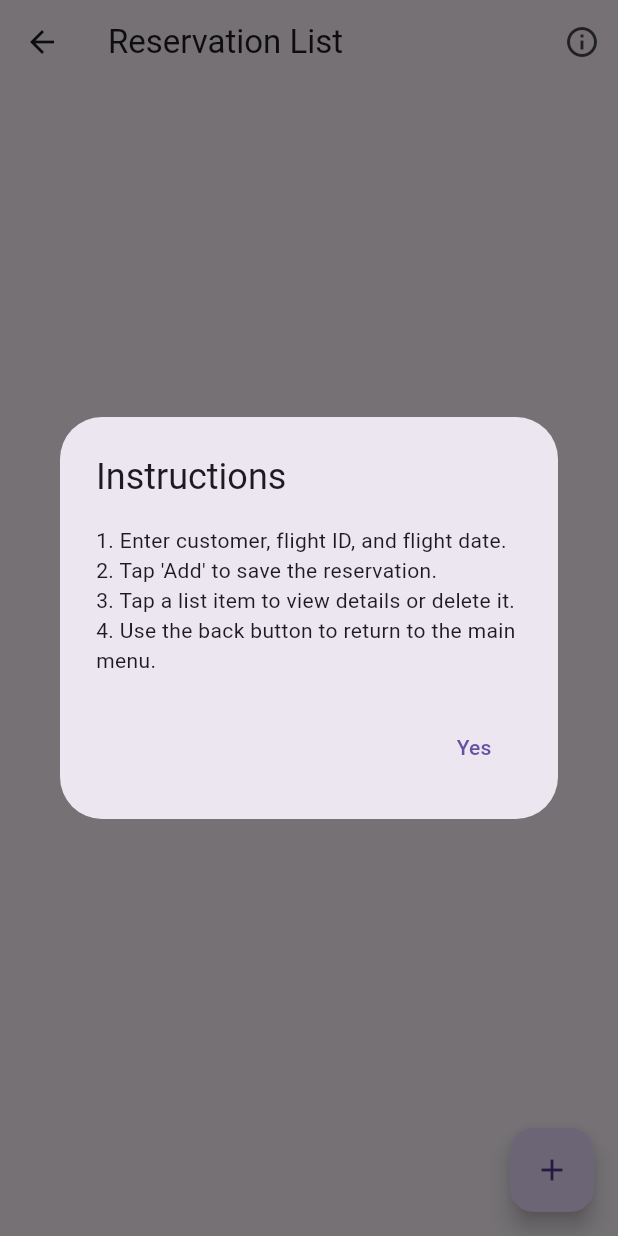
After one commit to Xiaoli-git2025/cst2335_groupproject, a Flutter app: the FlightsPage screen opened directly, after a tap on the "info outline" icon, on a phone screen of 412 x 824 dp. The commit adds this screen. Run offline on Flutter 3.47's test engine with Material 3 defaults, Android fonts, the phone set to English and light mode, and no system bars; our stand-ins replace floor, flutter_secure_storage, sqflite; missing offline and left inert: encrypted_shared_preferences; accounts and stored records are empty; generated files the repository leaves out were written again.

Commit message:
Added Turkish Language, added flight list page, addition to datahbase

```diff
--- /dev/null
+++ b/lib/FlightList/flight_dao.dart
@@ -0,0 +1,20 @@
+import 'package:floor/floor.dart';
+import 'flights.dart';
+
+@dao
+abstract class FlightDao {
+  @Query('SELECT * FROM Flight')
+  Future<List<Flight>> findAllFlights();
+
+  @Query('SELECT * FROM Flight WHERE id = :id')
+  Stream<Flight?> findFlightById(int id);
+
+  @insert
+  Future<int> insertFlight(Flight flight);
+
+  @update
+  Future<int> updateFlight(Flight flight);
+
+  @delete
+  Future<int> deleteFlight(Flight flight);
+}
--- /dev/null
+++ b/lib/FlightList/flight_page.dart
@@ -0,0 +1,207 @@
+import 'package:flutter/material.dart';
+import 'package:flutter_gen/gen_l10n/app_localizations.dart';
+import '../database.dart';
+import 'flights.dart';
+import 'flight_dao.dart';
+
+class FlightsPage extends StatefulWidget {
+  final AppDatabase database;
+
+  const FlightsPage({Key? key, required this.database}) : super(key: key);
+
+  @override
+  _FlightsPageState createState() => _FlightsPageState();
+}
+
+class _FlightsPageState extends State<FlightsPage> {
+  late FlightDao _flightDao;
+  late Future<List<Flight>> _flightsFuture;
+
+  void _confirmDeleteFlight(Flight flight) {
+    print('Long pressed on flight: ${flight.departureCity} -> ${flight.destinationCity}');  // Debug print
+
+    final loc = AppLocalizations.of(context)!;
+    showDialog(
+      context: context,
+      builder: (context) => AlertDialog(
+        title: Text(loc.title_sales),
+        content: Text(loc.msg_sales_confirm_delete ?? 'Are you sure you want to delete this flight?'),
+        actions: [
+          TextButton(
+            onPressed: () => Navigator.pop(context),
+            child: Text(loc.no),
+          ),
+          ElevatedButton(
+            onPressed: () async {
+              await _flightDao.deleteFlight(flight);
+              Navigator.pop(context);
+              _loadFlights();  // _loadFlights already calls setState now
+
+              ScaffoldMessenger.of(context).showSnackBar(
+                SnackBar(content: Text(loc.flight_deleted)),
+              );
+            },
+            child: Text(loc.yes),
+          ),
+        ],
+      ),
+    );
+  }
+
+  @override
+  void initState() {
+    super.initState();
+    _flightDao = widget.database.flightDao;
+    _loadFlights();
+  }
+
+  void _loadFlights() {
+    setState(() {
+      _flightsFuture = _flightDao.findAllFlights();
+    });
+  }
+
+  void _showAddFlightDialog() {
+    final loc = AppLocalizations.of(context)!;
+    final departureController = TextEditingController();
+    final destinationController = TextEditingController();
+    final departureTimeController = TextEditingController();
+    final arrivalTimeController = TextEditingController();
+
+    showDialog(
+      context: context,
+      builder: (context) {
+        return AlertDialog(
+          title: Text(loc.title_sales),
+          content: SingleChildScrollView(
+            child: Column(
+              children: [
+                TextField(
+                  controller: departureController,
+                  decoration: InputDecoration(labelText: loc.lbl_sales_depart_city),
+                ),
+                TextField(
+                  controller: destinationController,
+                  decoration: InputDecoration(labelText: loc.lbl_sales_destination_city),
+                ),
+                TextField(
+                  controller: departureTimeController,
+                  decoration: InputDecoration(labelText: loc.lbl_sales_depart_time),
+                ),
+                TextField(
+                  controller: arrivalTimeController,
+                  decoration: InputDecoration(labelText: loc.lbl_sales_arrive_time),
+                ),
+              ],
+            ),
+          ),
+          actions: [
+            TextButton(
+              onPressed: () => Navigator.pop(context),
+              child: Text(loc.no),
+            ),
+            ElevatedButton(
+              onPressed: () async {
+                if (departureController.text.isEmpty ||
+                    destinationController.text.isEmpty ||
+                    departureTimeController.text.isEmpty ||
+                    arrivalTimeController.text.isEmpty) {
+                  ScaffoldMessenger.of(context).showSnackBar(
+                    SnackBar(content: Text(loc.msg_sales_no_item)),
+                  );
+                  return;
+                }
+
+                final flight = Flight(
+                  departureCity: departureController.text,
+                  destinationCity: destinationController.text,
+                  departureTime: departureTimeController.text,
+                  arrivalTime: arrivalTimeController.text,
+                );
+
+                await _flightDao.insertFlight(flight);
+                Navigator.pop(context);
+
+                _loadFlights();
+
+                ScaffoldMessenger.of(context).showSnackBar(
+                  SnackBar(content: Text('${loc.title_sales} ${loc.msg_sales_add}')),
+                );
+              },
+              child: Text(loc.msg_sales_add),
+            ),
+          ],
+        );
+      },
+    );
+  }
+
+  Widget _buildFlightList(List<Flight> flights) {
+    final loc = AppLocalizations.of(context)!;
+    if (flights.isEmpty) {
+      return Center(child: Text(loc.msg_sales_no_item));
+    }
+    return ListView.builder(
+      itemCount: flights.length,
+      itemBuilder: (context, index) {
+        final flight = flights[index];
+        return GestureDetector(
+          onLongPress: () => _confirmDeleteFlight(flight),
+          child: ListTile(
+            title: Text('${flight.departureCity} → ${flight.destinationCity}'),
+            subtitle: Text(
+                '${loc.lbl_sales_depart_time}: ${flight.departureTime}, ${loc.lbl_sales_arrive_time}: ${flight.arrivalTime}'),
+            onTap: () {
+              // TODO: show flight details or edit page
+            },
+          ),
+        );
+      },
+    );
+  }
+
+  @override
+  Widget build(BuildContext context) {
+    final loc = AppLocalizations.of(context)!;
+    return Scaffold(
+      appBar: AppBar(
+        title: Text(loc.title_sales),
+        actions: [
+          IconButton(
+            icon: Icon(Icons.info_outline),
+            onPressed: () {
+              showDialog(
+                context: context,
+                builder: (_) => AlertDialog(
+                  title: Text(loc.menu_help),
+                  content: Text(loc.msg_sales_help_description),
+                  actions: [
+                    TextButton(
+                        onPressed: () => Navigator.pop(context),
+                        child: Text(loc.yes)),
+                  ],
+                ),
+              );
+            },
+          ),
+        ],
+      ),
+      body: FutureBuilder<List<Flight>>(
+        future: _flightsFuture,
+        builder: (context, snapshot) {
+          if (snapshot.connectionState == ConnectionState.waiting) {
+            return Center(child: CircularProgressIndicator());
+          }
+          if (snapshot.hasError) {
+            return Center(child: Text(loc.msg_sales_no_item));
+          }
+          return _buildFlightList(snapshot.data ?? []);
+        },
+      ),
+      floatingActionButton: FloatingActionButton(
+        onPressed: _showAddFlightDialog,
+        child: Icon(Icons.add),
+      ),
+    );
+  }
+}
--- /dev/null
+++ b/lib/FlightList/flights.dart
@@ -0,0 +1,36 @@
+import 'package:floor/floor.dart';
+
+@entity
+class Flight {
+  @primaryKey
+  final int? id; // auto-generated or assigned id
+
+  final String departureCity;
+  final String destinationCity;
+  final String departureTime; // store as String or better DateTime serialized
+  final String arrivalTime;
+
+  Flight({
+    this.id,
+    required this.departureCity,
+    required this.destinationCity,
+    required this.departureTime,
+    required this.arrivalTime,
+  });
+
+  Flight copyWith({
+    int? id,
+    String? departureCity,
+    String? destinationCity,
+    String? departureTime,
+    String? arrivalTime,
+  }) {
+    return Flight(
+      id: id ?? this.id,
+      departureCity: departureCity ?? this.departureCity,
+      destinationCity: destinationCity ?? this.destinationCity,
+      departureTime: departureTime ?? this.departureTime,
+      arrivalTime: arrivalTime ?? this.arrivalTime,
+    );
+  }
+}
--- a/lib/database.dart
+++ b/lib/database.dart
@@ -5,6 +5,8 @@ import 'AirplaneList/airplane_item.dart';
 import 'AirplaneList/airplane_items_dao.dart';
 import 'SalesList/sales_items_dao.dart';
 import 'SalesList/sales_item.dart';
+import 'FlightList/flight_dao.dart';
+import 'FlightList/flights.dart';
 import 'CustomerList/customer_item.dart';
 import 'CustomerList/customer_items_dao.dart';
 part 'database.g.dart'; // the generated code will be there
@@ -31,5 +33,7 @@ abstract class AppDatabase extends FloorDatabase {
   CustomerItemsDao get customerItemsDao;
   /// Gets the DAO for accessing airplane item records.
   AirplaneItemsDao get airplaneItemsDao;
+  FlightDao get flightDao;
+
 // Add more DAOs as needed
 }
--- a/lib/l10n/app_en.arb
+++ b/lib/l10n/app_en.arb
@@ -8,7 +8,27 @@
     "yes": "Yes",
     "no": "No",
     "menu_help": "Instructions",
-
+    "flightsListTitle": "Flights List",
+    "addFlightTitle": "Add New Flight",
+    "departureCity": "Departure City",
+    "destinationCity": "Destination City",
+    "departureTime": "Departure Time",
+    "arrivalTime": "Arrival Time",
+    "cancel": "Cancel",
+    "add": "Add",
+    "fillAllFields": "Please fill all fields",
+    "flightAdded": "Flight added",
+    "noFlights": "No flights found.",
+    "departs": "Departs",
+    "arrives": "Arrives",
+    "instructions": "Instructions",
+    "flight_deleted": "Flight deleted",
+    "flightInstructions": "Use the + button to add flights. Tap a flight to see details or update/delete it.",
+    "ok": "OK",
+    "msg_sales_confirm_delete": "Are you sure you want to delete this flight?",
+    "@msg_sales_confirm_delete": {
+      "description": "Confirmation message before deleting a flight"},
+    "errorLoadingFlights": "Error loading flights",
     "title_sales": "Reservation List",
     "title_sales_items": "Reservation Details",
     "msg_sales_no_item": "There are no items in the list.",
@@ -23,6 +43,7 @@
     "lbl_sales_destination_city": "Destination City",
     "lbl_sales_depart_time": "Depart Time",
     "lbl_sales_arrive_time": "Arrive Time",
+
     "lbl_sales_reservation_name": "Reservation Name",
     "lbl_sales_purchase_date": "Flight Date",
     "lbl_sales_id": "Record ID",
--- /dev/null
+++ b/lib/l10n/app_tr.arb
@@ -0,0 +1,103 @@
+{
+    "@@locale": "tr",
+    "main_title": "Uçuş Rezervasyon Yönetimi",
+    "main_lab_customer_list": "Müşteri Listesi",
+    "main_lab_airplane_list": "Uçak Listesi",
+    "main_lab_flight_list": "Uçuş Listesi",
+    "main_lab_sales_list": "Rezervasyon Listesi",
+    "yes": "Evet",
+    "no": "Hayır",
+    "menu_help": "Talimatlar",
+
+
+    "@@locale": "tr",
+    "flightsListTitle": "Uçuş Listesi",
+    "addFlightTitle": "Yeni Uçuş Ekle",
+    "departureCity": "Kalkış Şehri",
+    "destinationCity": "Varış Şehri",
+    "departureTime": "Kalkış Saati",
+    "arrivalTime": "Varış Saati",
+    "cancel": "İptal",
+    "add": "Ekle",
+    "fillAllFields": "Lütfen tüm alanları doldurun",
+    "flightAdded": "Uçuş eklendi",
+    "noFlights": "Uçuş bulunamadı.",
+    "departs": "Kalkış",
+    "arrives": "Varış",
+    "instructions": "Talimatlar",
+    "flightInstructions": "+ butonunu kullanarak uçuş ekleyin. Bir uçuşa dokunarak detayları görebilir veya güncelleyebilirsiniz.",
+    "ok": "Tamam",
+    "errorLoadingFlights": "Uçuşlar yüklenirken hata oluştu",
+    "msg_sales_deleted": "Uçuş silindi",
+    "@msg_sales_deleted": {
+      "description": "Uçuş silindikten sonra gösterilen mesaj"},
+    "title_sales": "Rezervasyon Listesi",
+    "title_sales_items": "Rezervasyon Detayları",
+    "msg_sales_no_item": "Listede herhangi bir kayıt yok.",
+    "msg_sales_add": "Rezervasyon Ekle",
+    "msg_sales_add_choice": "Önceki kaydın verilerini kopyalamak istiyor musunuz?",
+    "title_sales_delete": "Kaydı Sil",
+    "msg_sales_delete_confirm": "Bu kaydı silmek istediğinize emin misiniz?",
+    "lbl_sales_customer_id": "Müşteri ID",
+    "lbl_sales_customer_name": "Müşteri Adı",
+    "lbl_sales_flight_id": "Uçuş ID",
+    "fligh_deleted": "Uçuş silindi",
+    "lbl_sales_depart_city": "Kalkış Şehri",
+    "lbl_sales_destination_city": "Varış Şehri",
+    "lbl_sales_depart_time": "Kalkış Saati",
+    "lbl_sales_arrive_time": "Varış Saati",
+    "lbl_sales_reservation_name": "Rezervasyon Adı",
+    "lbl_sales_purchase_date": "Uçuş Tarihi",
+    "lbl_sales_id": "Kayıt ID",
+    "lbl_sales_delete": "Sil",
+    "lbl_sales_close": "Kapat",
+    "title_sales_help": "Kullanım Talimatları",
+    "msg_sales_help_description": "1. Müşteri, uçuş ID ve uçuş tarihini girin.\n2. Kaydetmek için 'Ekle' butonuna dokunun.\n3. Detayları görmek veya silmek için bir kayda dokunun.\n4. Ana menüye dönmek için geri butonunu kullanın.",
+
+    "title_airplane": "Uçak Listesi",
+    "airplane_model": "Model",
+    "airplane_max_passengers": "Maksimum Yolcu",
+    "airplane_max_speed": "Maksimum Hız",
+    "airplane_max_mileage": "Maksimum Menzil",
+    "add_airplane": "Uçak Ekle",
+    "airplane_message_no_items": "Daha fazla kayıt yok.",
+    "airplane_message_selected_item": "Bir öğe seçin",
+    "airplane_save_list": "Listeyi Kaydet",
+    "airplane_save_list_message": "Bu listeyi kaydetmek istiyor musunuz?",
+    "airplane_save_list_yes": "Evet",
+    "airplane_save_list_no": "Hayır",
+    "airplane_update": "Uçak Güncelle",
+    "airplane_delete_button": "Sil",
+    "airplane_cancel_button": "İptal",
+    "airplane_update_button": "Güncelle",
+    "airplane_question_title": "Kullanım Talimatları",
+    "airplane_question_instruction": "1. Uçak bilgilerini girin.\n2. Kaydetmek için 'Ekle' butonuna dokunun.\n3. Güncellemek veya silmek için listeden bir öğe seçin.\n4. Ana menüye dönmek için geri butonunu kullanın.",
+    "airplane_question_button": "Kapat",
+    "airplane_error_message_String": "Lütfen modeli metin olarak giriniz.",
+    "airplane_error_message_Number": "Lütfen sayısal bir değer giriniz.",
+
+    "noRecords": "Müşteri kaydı bulunamadı",
+    "customerAdd": "Müşteri başarıyla eklendi",
+    "customerUpdate": "Müşteri başarıyla güncellendi",
+    "delete": "Sil",
+    "deleteMessage": "Bu müşteriyi silmek istediğinize emin misiniz?",
+    "no_customer": "Hayır",
+    "yes_customer": "Evet",
+    "customerDelete": "Müşteri silindi",
+    "first_name": "Ad",
+    "last_name": "Soyad",
+    "address": "Adres",
+    "date_of_birth": "Doğum Tarihi",
+    "copy_last": "Sonuncuyu Kopyala",
+    "cancel_edit": "Düzenlemeyi İptal Et",
+    "customer_list": "Müşteri Listesi",
+    "instrcution_customer": "Talimatlar",
+    "instruction1": "• Formu kullanarak müşteri bilgilerini doldurun.",
+    "instruction2": "• Veritabanına kaydetmek için Müşteri Ekle'ye dokunun.",
+    "instruction3": "• Detayları görmek/düzenlemek için bir müşteriye dokunun.",
+    "instruction4": "• Son müşteri verilerini yeniden kullanmak için Sonuncuyu Kopyala'ya dokunun.",
+    "customerClose": "Kapat",
+    "addCustomer": "Müşteri Ekle",
+    "saveCustomer": "Değişiklikleri Kaydet",
+    "detail": "Kayıt Detayları"
+}
--- a/lib/main.dart
+++ b/lib/main.dart
@@ -51,6 +51,7 @@ class _MyAppState extends State<MyApp> {
       supportedLocales: const [
         Locale('en'),
         Locale('zh'),
+        Locale('tr'),
       ],
       home: HomePageWithButtons(onLocaleChanged: onLocaleChanged),
     );
```
Also changed, not shown: lib/FlightList/flight_list.dart (deleted, +0 -13 lines), lib/homepage_buttons.dart (+6 -2 lines), lib/database.g.dart (added).
